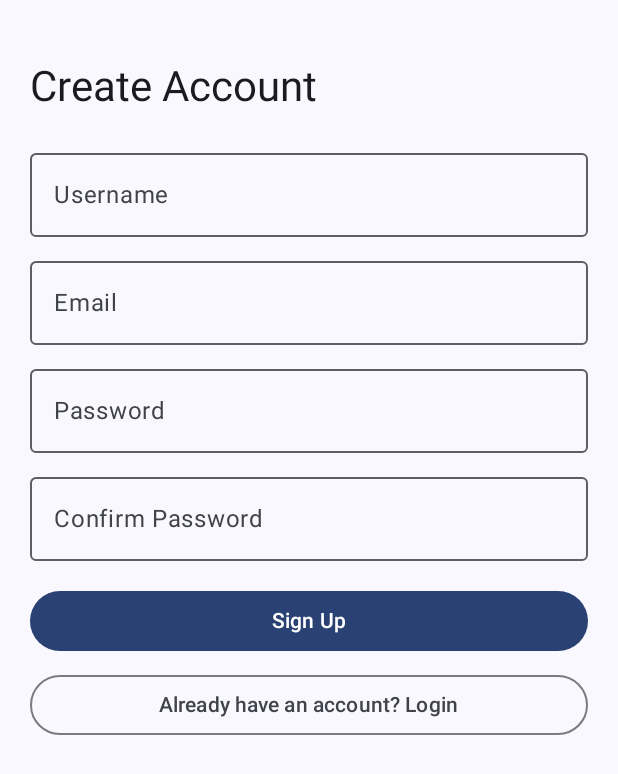
After one commit to allenchrist/VehicleSensorModule, an Android app built with Jetpack Compose: the composable SignupScreen shown on its own in the app's theme, on a phone screen of 412 x 824 dp. The commit adds this screen. Shown: the top 774 px of the screen. Run offline under Robolectric (Android 15) with nearby library versions, the phone set to English and light mode, and no system bars.

Commit message:
implement user authentication with signup login and logout

```diff
--- /dev/null
+++ b/app/src/main/java/com/example/vehiclesensormodule/auth/SignupScreen.kt
@@ -0,0 +1,263 @@
+package com.example.vehiclesensormodule.auth
+
+import androidx.compose.foundation.layout.Arrangement
+import androidx.compose.foundation.layout.Column
+import androidx.compose.foundation.layout.Spacer
+import androidx.compose.foundation.layout.fillMaxSize
+import androidx.compose.foundation.layout.fillMaxWidth
+import androidx.compose.foundation.layout.height
+import androidx.compose.foundation.layout.padding
+import androidx.compose.foundation.rememberScrollState
+import androidx.compose.foundation.verticalScroll
+import androidx.compose.material3.Button
+import androidx.compose.material3.CircularProgressIndicator
+import androidx.compose.material3.MaterialTheme
+import androidx.compose.material3.OutlinedButton
+import androidx.compose.material3.OutlinedTextField
+import androidx.compose.material3.Text
+import androidx.compose.runtime.Composable
+import androidx.compose.runtime.getValue
+import androidx.compose.runtime.mutableStateOf
+import androidx.compose.runtime.remember
+import androidx.compose.runtime.rememberCoroutineScope
+import androidx.compose.runtime.setValue
+import androidx.compose.ui.Modifier
+import androidx.compose.ui.text.input.PasswordVisualTransformation
+import androidx.compose.ui.unit.dp
+import com.example.vehiclesensormodule.network.ApiClient
+import com.example.vehiclesensormodule.network.RegisterRequest
+import kotlinx.coroutines.launch
+
+@Composable
+fun SignupScreen(
+    onSignupSuccess: () -> Unit,
+    onBackToLogin: () -> Unit
+) {
+
+    var username by remember { mutableStateOf("") }
+    var email by remember { mutableStateOf("") }
+    var password by remember { mutableStateOf("") }
+    var confirmPassword by remember { mutableStateOf("") }
+
+    var errorMessage by remember { mutableStateOf<String?>(null) }
+    var isLoading by remember { mutableStateOf(false) }
+
+    val scope = rememberCoroutineScope()
+
+    Column(
+        modifier = Modifier
+            .fillMaxSize()
+            .verticalScroll(rememberScrollState())
+            .padding(20.dp),
+
+        verticalArrangement = Arrangement.Top
+    ) {
+
+        Spacer(modifier = Modifier.height(20.dp))
+
+        // --------------------------------------------------
+        // TITLE
+        // --------------------------------------------------
+
+        Text(
+            text = "Create Account",
+            style = MaterialTheme.typography.headlineMedium
+        )
+
+        Spacer(modifier = Modifier.height(18.dp))
+
+        // --------------------------------------------------
+        // USERNAME
+        // --------------------------------------------------
+
+        OutlinedTextField(
+            value = username,
+            onValueChange = {
+                username = it
+                errorMessage = null
+            },
+            modifier = Modifier.fillMaxWidth(),
+            label = {
+                Text("Username")
+            },
+            singleLine = true
+        )
+
+        Spacer(modifier = Modifier.height(8.dp))
+
+        // --------------------------------------------------
+        // EMAIL
+        // --------------------------------------------------
+
+        OutlinedTextField(
+            value = email,
+            onValueChange = {
+                email = it
+                errorMessage = null
+            },
+            modifier = Modifier.fillMaxWidth(),
+            label = {
+                Text("Email")
+            },
+            singleLine = true
+        )
+
+        Spacer(modifier = Modifier.height(8.dp))
+
+        // --------------------------------------------------
+        // PASSWORD
+        // --------------------------------------------------
+
+        OutlinedTextField(
+            value = password,
+            onValueChange = {
+                password = it
+                errorMessage = null
+            },
+            modifier = Modifier.fillMaxWidth(),
+            label = {
+                Text("Password")
+            },
+            visualTransformation = PasswordVisualTransformation(),
+            singleLine = true
+        )
+
+        Spacer(modifier = Modifier.height(8.dp))
+
+        // --------------------------------------------------
+        // CONFIRM PASSWORD
+        // --------------------------------------------------
+
+        OutlinedTextField(
+            value = confirmPassword,
+            onValueChange = {
+                confirmPassword = it
+                errorMessage = null
+            },
+            modifier = Modifier.fillMaxWidth(),
+            label = {
+                Text("Confirm Password")
+            },
+            visualTransformation = PasswordVisualTransformation(),
+            singleLine = true
+        )
+
+        Spacer(modifier = Modifier.height(16.dp))
+
+        // --------------------------------------------------
+        // SIGN UP BUTTON
+        // --------------------------------------------------
+
+        Button(
+            onClick = {
+
+                when {
+
+                    username.isBlank() ||
+                            email.isBlank() ||
+                            password.isBlank() ||
+                            confirmPassword.isBlank() -> {
+
+                        errorMessage = "All fields are required."
+                    }
+
+                    !android.util.Patterns.EMAIL_ADDRESS
+                        .matcher(email.trim())
+                        .matches() -> {
+
+                        errorMessage = "Please enter a valid email address."
+                    }
+
+                    password != confirmPassword -> {
+
+                        errorMessage = "Passwords do not match."
+                    }
+
+                    else -> {
+
+                        scope.launch {
+
+                            isLoading = true
+                            errorMessage = null
+
+                            try {
+
+                                val response =
+                                    ApiClient.authService.register(
+                                        RegisterRequest(
+                                            username = username.trim(),
+                                            email = email.trim(),
+                                            password = password
+                                        )
+                                    )
+
+                                if (response.isSuccessful) {
+
+                                    onSignupSuccess()
+
+                                } else {
+
+                                    errorMessage =
+                                        response.errorBody()
+                                            ?.string()
+                                            ?: "Failed to create account."
+                                }
+
+                            } catch (e: Exception) {
+
+                                errorMessage =
+                                    "Unable to connect to the server."
+
+                            } finally {
+
+                                isLoading = false
+                            }
+                        }
+                    }
+                }
+            },
+
+            modifier = Modifier.fillMaxWidth(),
+            enabled = !isLoading
+        ) {
+
+            if (isLoading) {
+                CircularProgressIndicator()
+            } else {
+                Text("Sign Up")
+            }
+        }
+
+        Spacer(modifier = Modifier.height(8.dp))
+
+        // --------------------------------------------------
+        // ALREADY HAVE ACCOUNT - LOGIN
+        // --------------------------------------------------
+
+        OutlinedButton(
+            onClick = onBackToLogin,
+            modifier = Modifier.fillMaxWidth(),
+            enabled = !isLoading
+        ) {
+            Text(
+                text = "Already have an account? Login"
+            )
+        }
+
+        // --------------------------------------------------
+        // ERROR MESSAGE
+        // --------------------------------------------------
+
+        if (errorMessage != null) {
+
+            Spacer(modifier = Modifier.height(10.dp))
+
+            Text(
+                text = errorMessage!!,
+                color = MaterialTheme.colorScheme.error
+            )
+        }
+
+        Spacer(modifier = Modifier.height(20.dp))
+    }
+}
--- a/app/src/main/java/com/example/vehiclesensormodule/network/ServerConfig.kt
+++ b/app/src/main/java/com/example/vehiclesensormodule/network/ServerConfig.kt
@@ -2,8 +2,9 @@ package com.example.vehiclesensormodule.network
 
 object ServerConfig {
 
-    // Temporary Cloudflare Quick Tunnel for development.
-    // This is NOT a local IP connection.
+    const val API_BASE_URL =
+        "https://narrow-road-navigation.onrender.com/"
+
     const val VEHICLE_WS_URL =
         "wss://narrow-road-navigation.onrender.com/vehicle"
 }
```
Also changed, not shown: app/src/main/java/com/example/vehiclesensormodule/MainActivity.kt (+136 -10 lines), app/src/main/java/com/example/vehiclesensormodule/auth/LoginScreen.kt (added, +200 -0 lines), app/src/main/java/com/example/vehiclesensormodule/auth/SessionManager.kt (added, +34 -0 lines), app/src/main/java/com/example/vehiclesensormodule/network/ApiClient.kt (+11 -1 lines), app/src/main/java/com/example/vehiclesensormodule/network/AuthApiService.kt (added, +61 -0 lines), app/src/main/java/com/example/vehiclesensormodule/screen/MainScreen.kt (+19 -1 lines).
